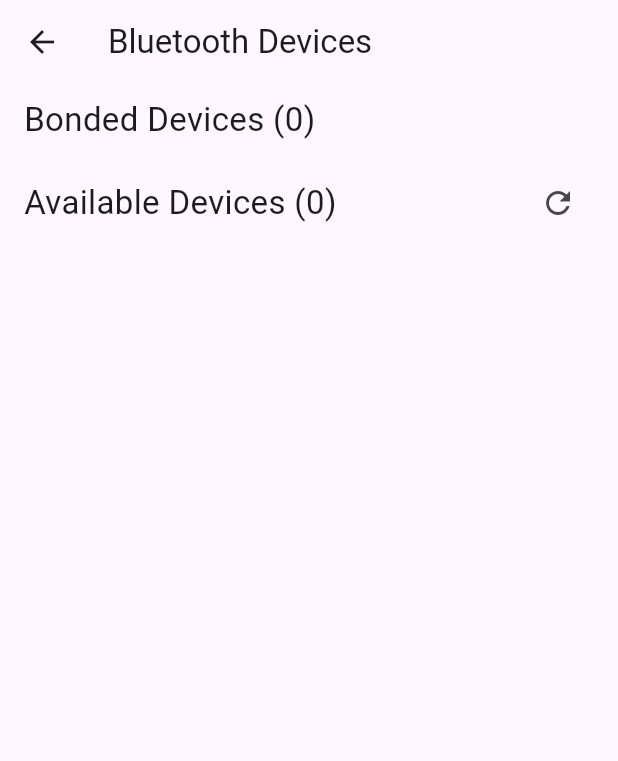
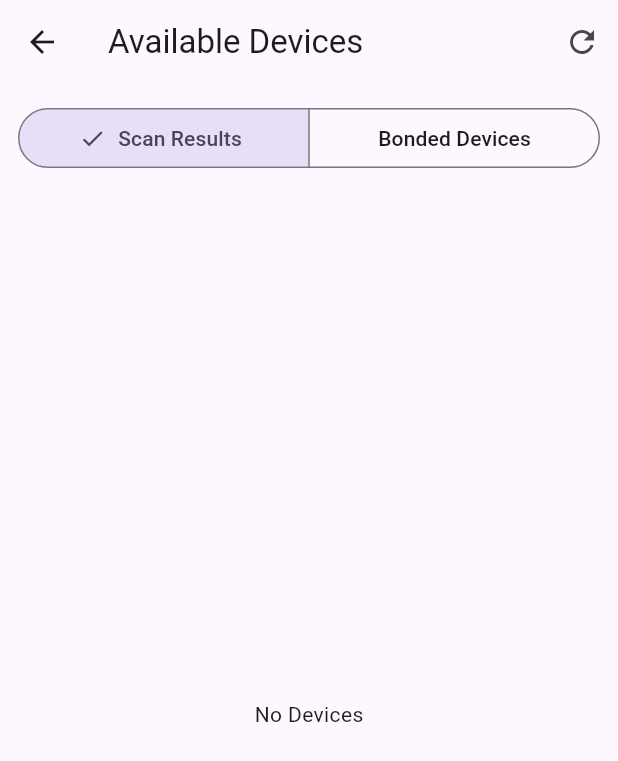
Before and after one commit to darkard2003/blue_com, a Flutter app: the BluetoothList screen opened directly, on a phone screen of 412 x 824 dp. Shown: the top 761 px of the screen. Run offline on Flutter 3.47's test engine with Material 3 defaults, Android fonts, the phone set to English and light mode, and no system bars; our stand-ins replace permission_handler, sliver_tools; missing offline and left inert: flutter_blue_classic, flutter_joystick; statements that could not run were skipped.

Commit message:
Changed device layout

```diff
--- a/lib/main.dart
+++ b/lib/main.dart
@@ -12,6 +12,8 @@ class MainApp extends StatelessWidget {
   @override
   Widget build(BuildContext context) {
     return MaterialApp(
+      theme: ThemeData.light(),
+      darkTheme: ThemeData.dark(),
       routes: {
         '/': (context) => DeviceList(),
         '/com': (context) => DeviceCom(),
--- a/lib/screens/device_list/device_list_view.dart
+++ b/lib/screens/device_list/device_list_view.dart
@@ -2,6 +2,7 @@ import 'package:blue_connect/screens/device_list/device_list_vm.dart';
 import 'package:flutter/material.dart';
 import 'package:flutter_blue_classic/flutter_blue_classic.dart';
 import 'package:provider/provider.dart';
+import 'package:sliver_tools/sliver_tools.dart';
 
 class DeviceListView extends StatelessWidget {
   const DeviceListView({super.key});
@@ -9,16 +10,15 @@ class DeviceListView extends StatelessWidget {
   @override
   Widget build(BuildContext context) {
     var vm = context.watch<DeviceListVm>();
+    if (vm.isLoading) {
+      return const LoadingScreen();
+    }
     if (!vm.isSupported) {
       return const ErrorScreen(errorMessage: 'Bluetooth is not supported');
     }
     if (!vm.isEnabled) {
       return const ErrorScreen(errorMessage: 'Bluetooth is not enabled');
     }
-    if (vm.isLoading) {
-      return const LoadingScreen();
-    }
-
     return BluetoothList();
   }
 }
@@ -29,50 +29,15 @@ class BluetoothList extends StatelessWidget {
   @override
   Widget build(BuildContext context) {
     var vm = context.watch<DeviceListVm>();
+    var devices = vm.devices;
     return Scaffold(
-      body: CustomScrollView(
+      body: SafeArea(
+        child: CustomScrollView(
           slivers: [
             SliverAppBar(
-            title: const Text('Bluetooth Devices'),
+              title: const Text('Available Devices'),
               floating: true,
-            actions: [],
-          ),
-          SliverPadding(
-            padding: const EdgeInsets.symmetric(vertical: 8, horizontal: 16),
-            sliver: SliverToBoxAdapter(
-              child: Text(
-                'Bonded Devices (${vm.bondedDevices.length})',
-                style: const TextStyle(fontSize: 22),
-              ),
-            ),
-          ),
-          SliverList.builder(
-            itemCount: vm.bondedDevices.length,
-            itemBuilder: (context, index) {
-              var device = vm.bondedDevices[index];
-              return DeviceTile(
-                device: device,
-                onTap: () {
-                  Navigator.pushNamed(
-                    context,
-                    '/com',
-                    arguments: {'device': device},
-                  );
-                },
-              );
-            },
-          ),
-          SliverPadding(
-            padding: const EdgeInsets.symmetric(vertical: 8, horizontal: 16),
-            sliver: SliverToBoxAdapter(
-              child: Row(
-                children: [
-                  Expanded(
-                    child: Text(
-                      'Available Devices (${vm.scanResults.length})',
-                      style: const TextStyle(fontSize: 22),
-                    ),
-                  ),
+              actions: [
                 AnimatedSwitcher(
                   duration: const Duration(milliseconds: 250),
                   child:
@@ -94,21 +59,57 @@ class BluetoothList extends StatelessWidget {
                 ),
               ],
             ),
+            SliverPinnedHeader(
+              child: Container(
+                color: Theme.of(context).scaffoldBackgroundColor,
+                padding: const EdgeInsets.all(12.0),
+                child: SegmentedButton(
+                  onSelectionChanged: (s) {
+                    vm.view = s.first;
+                  },
+                  segments:
+                      DeviceTypeView.values
+                          .map(
+                            (d) => ButtonSegment(value: d, label: Text(d.name)),
+                          )
+                          .toList(),
+                  selected: {vm.view},
                 ),
               ),
-          SliverList.builder(
-            itemCount: vm.scanResults.length,
+            ),
+            SliverAnimatedSwitcher(
+              duration: Duration(milliseconds: 250),
+              child: SliverPadding(
+                padding: EdgeInsets.symmetric(horizontal: 8),
+                sliver:
+                    vm.devices.isNotEmpty
+                        ? SliverList.builder(
+                          key: ValueKey(vm.view.name),
+                          itemCount: vm.devices.length,
                           itemBuilder: (context, index) {
-              var result = vm.scanResults[index];
-              return DeviceTile(
+                            var result = devices[index];
+                            return Card(
+                              child: DeviceTile(
                                 device: result,
                                 onTap: () {
-                  // vm.connect(result.device);
-                },
+                                  Navigator.pushNamed(
+                                    context,
+                                    '/com',
+                                    arguments: {'device': result},
                                   );
                                 },
                               ),
+                            );
+                          },
+                        )
+                        : SliverFillRemaining(
+                          key: const ValueKey('noDevices'),
+                          child: Center(child: Text("No Devices")),
+                        ),
+              ),
+            ),
           ],
+        ),
       ),
     );
   }
--- a/lib/screens/device_list/device_list_vm.dart
+++ b/lib/screens/device_list/device_list_vm.dart
@@ -3,6 +3,15 @@ import 'dart:async';
 import 'package:flutter/widgets.dart';
 import 'package:flutter_blue_classic/flutter_blue_classic.dart';
 import 'package:permission_handler/permission_handler.dart';
+
+enum DeviceTypeView { scan, bonded }
+
+extension DeviceTypeViewTitle on DeviceTypeView {
+  String get name => switch (this) {
+    DeviceTypeView.bonded => "Bonded Devices",
+    DeviceTypeView.scan => "Scan Results",
+  };
+}
 
 class DeviceListVm extends ChangeNotifier {
   BuildContext context;
@@ -33,6 +42,21 @@ class DeviceListVm extends ChangeNotifier {
   StreamSubscription<bool>? _scanStateSubscription;
   Timer? _scanTimeout;
 
+  DeviceTypeView _view = DeviceTypeView.scan;
+  DeviceTypeView get view => _view;
+  set view(DeviceTypeView value) {
+    _view = value;
+    notifyListeners();
+  }
+
+  List<BluetoothDevice> get devices {
+    if (_view == DeviceTypeView.bonded) {
+      return _bondedDevices;
+    } else {
+      return _scanResults;
+    }
+  }
+
   Future<void> init() async {
     _isSupported = await _bluetooth.isSupported;
     _isEnabled = await _bluetooth.isEnabled;
@@ -51,9 +75,11 @@ class DeviceListVm extends ChangeNotifier {
 
     _isLoading = false;
     notifyListeners();
+    startScan();
   }
 
   Future<void> _checkBluetoothPermission() async {
+    _bluetoothPermissionGranted = await Permission.bluetooth.isGranted;
     if (_bluetoothPermissionGranted) {
       return;
     }
@@ -65,6 +91,7 @@ class DeviceListVm extends ChangeNotifier {
   }
 
   void startScan() {
+    view = DeviceTypeView.scan;
     _checkBluetoothPermission();
     _scanResults.clear();
     _bluetooth.startScan();
--- a/pubspec.yaml
+++ b/pubspec.yaml
@@ -13,6 +13,7 @@ dependencies:
   flutter_joystick: ^0.2.1
   permission_handler: ^11.4.0
   provider: ^6.1.4
+  sliver_tools: ^0.2.12
 
 dev_dependencies:
   flutter_test:
```
Also changed, not shown: lib/screens/device_com/device_com_view.dart (+43 -13 lines), lib/screens/device_com/device_com_vm.dart (+8 -7 lines), pubspec.lock. Lines whose indentation alone changed are shown as unchanged.
